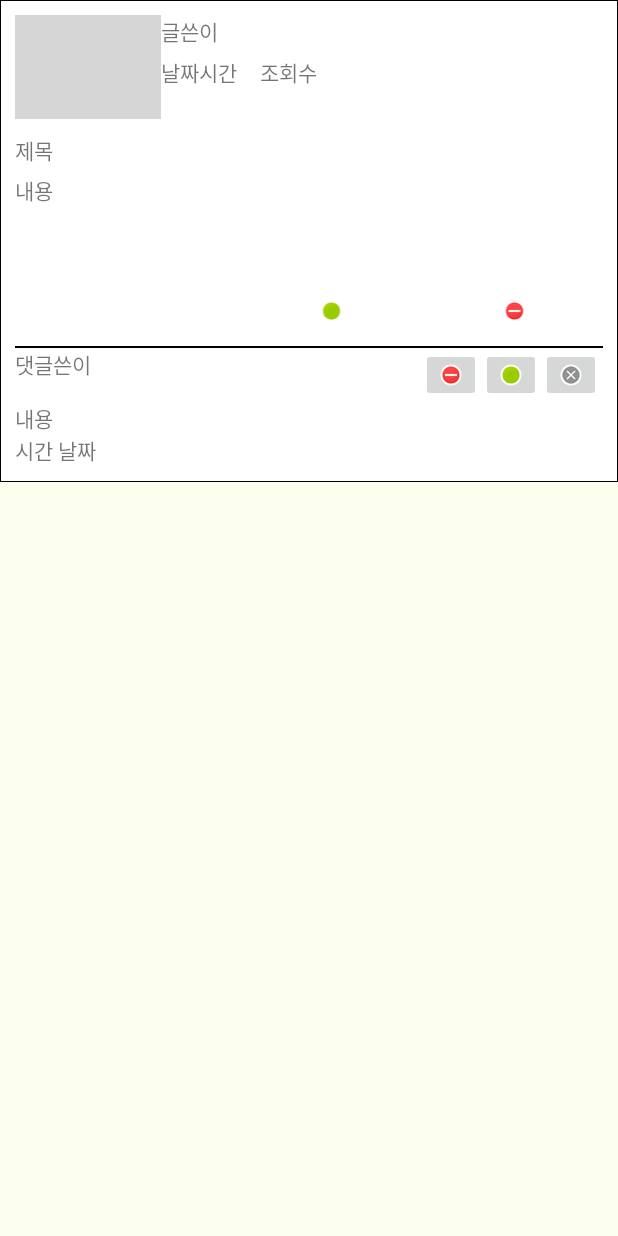
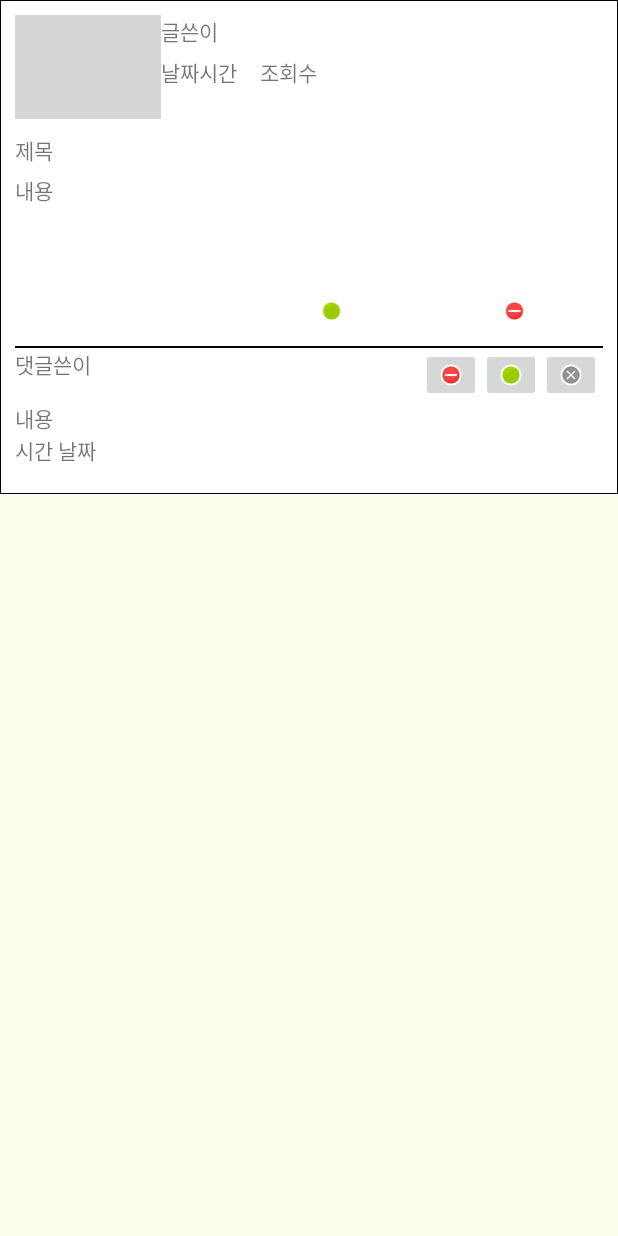
Before and after one commit to OlangTeam/My_Olang, an Android app: the layout postview_1_1_1_1.xml on its own in the app's theme, with its tools: preview values and no code run, on a phone screen of 412 x 824 dp. Run offline under Robolectric (Android 15) with nearby library versions, the light colour scheme and no system bars; grey boxes are pictures that could not be loaded.

Commit message:
상희 1-1차

```diff
--- a/app/src/main/res/layout/postview_1_1_1_1.xml
+++ b/app/src/main/res/layout/postview_1_1_1_1.xml
@@ -114,7 +114,7 @@
 
             <LinearLayout
                 android:layout_width="wrap_content"
-                android:layout_height="79dp"
+                android:layout_height="87dp"
                 android:orientation="vertical">
 
                 <LinearLayout
```
